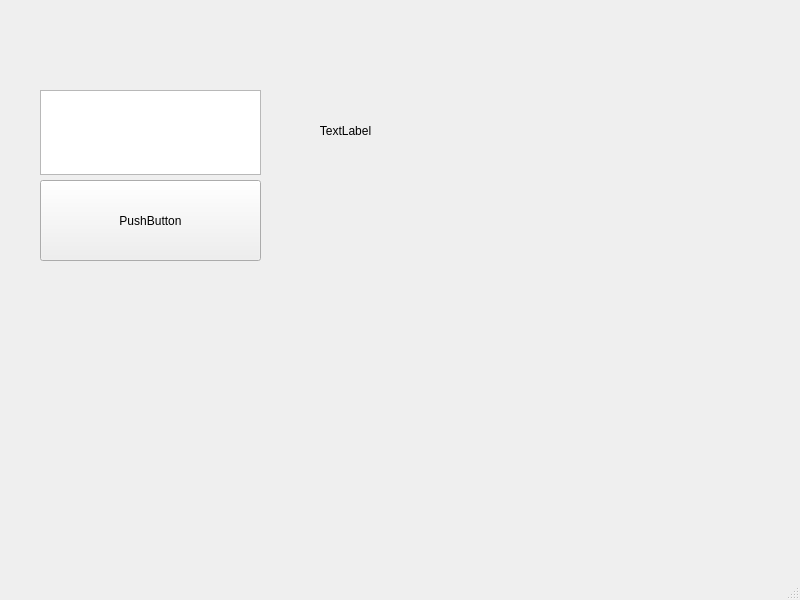
This is connectmenu.ui in Tsytsarovar/RSTime as Qt 5 draws it before an edit. The edited form follows.
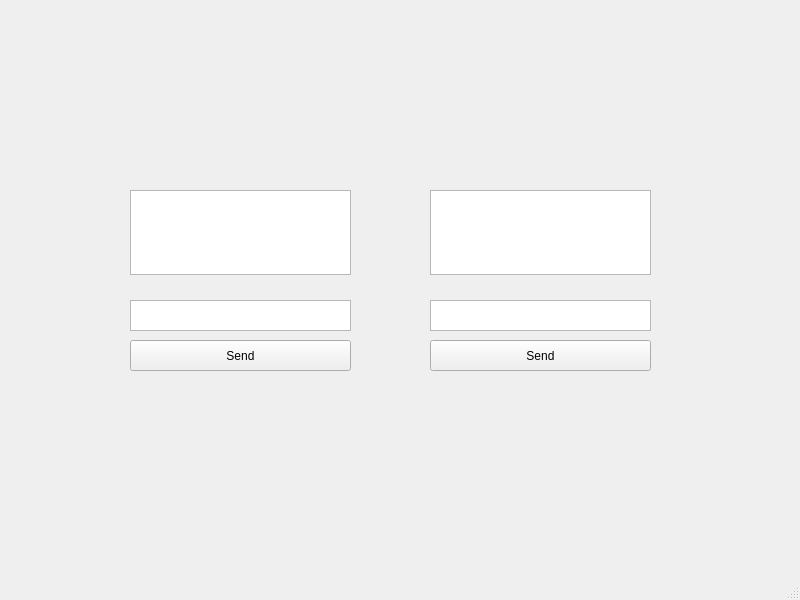
This is the edited form.

Commit message: send/receive inside program

What changed in the file:
```diff
--- a/connectmenu.ui
+++ b/connectmenu.ui
@@ -17,14 +17,14 @@
    <widget class="QPushButton" name="pushButton">
     <property name="geometry">
      <rect>
-      <x>40</x>
-      <y>180</y>
+      <x>130</x>
+      <y>340</y>
       <width>221</width>
-      <height>81</height>
+      <height>31</height>
      </rect>
     </property>
     <property name="text">
-     <string>PushButton</string>
+     <string>Send</string>
     </property>
     <property name="checkable">
      <bool>false</bool>
@@ -33,27 +33,69 @@
    <widget class="QTextEdit" name="textEdit">
     <property name="geometry">
      <rect>
-      <x>40</x>
-      <y>90</y>
+      <x>130</x>
+      <y>190</y>
       <width>221</width>
       <height>85</height>
      </rect>
     </property>
+    <property name="readOnly">
+     <bool>true</bool>
+    </property>
    </widget>
-   <widget class="QLabel" name="label_2">
+   <widget class="QTextEdit" name="send1Text">
     <property name="geometry">
      <rect>
-      <x>270</x>
-      <y>100</y>
-      <width>151</width>
-      <height>61</height>
+      <x>130</x>
+      <y>300</y>
+      <width>221</width>
+      <height>31</height>
      </rect>
     </property>
+    <property name="readOnly">
+     <bool>false</bool>
+    </property>
+   </widget>
+   <widget class="QPushButton" name="send2Button">
+    <property name="geometry">
+     <rect>
+      <x>430</x>
+      <y>340</y>
+      <width>221</width>
+      <height>31</height>
+     </rect>
+    </property>
     <property name="text">
-     <string>TextLabel</string>
+     <string>Send</string>
     </property>
-    <property name="alignment">
-     <set>Qt::AlignCenter</set>
+    <property name="checkable">
+     <bool>false</bool>
+    </property>
+   </widget>
+   <widget class="QTextEdit" name="receive2Text">
+    <property name="geometry">
+     <rect>
+      <x>430</x>
+      <y>190</y>
+      <width>221</width>
+      <height>85</height>
+     </rect>
+    </property>
+    <property name="readOnly">
+     <bool>true</bool>
+    </property>
+   </widget>
+   <widget class="QTextEdit" name="send2Text">
+    <property name="geometry">
+     <rect>
+      <x>430</x>
+      <y>300</y>
+      <width>221</width>
+      <height>31</height>
+     </rect>
+    </property>
+    <property name="readOnly">
+     <bool>false</bool>
     </property>
    </widget>
   </widget>
```
Left out of the diff: 4 changed lines with no effect on the pictures. The commit also changes 4 other files.
